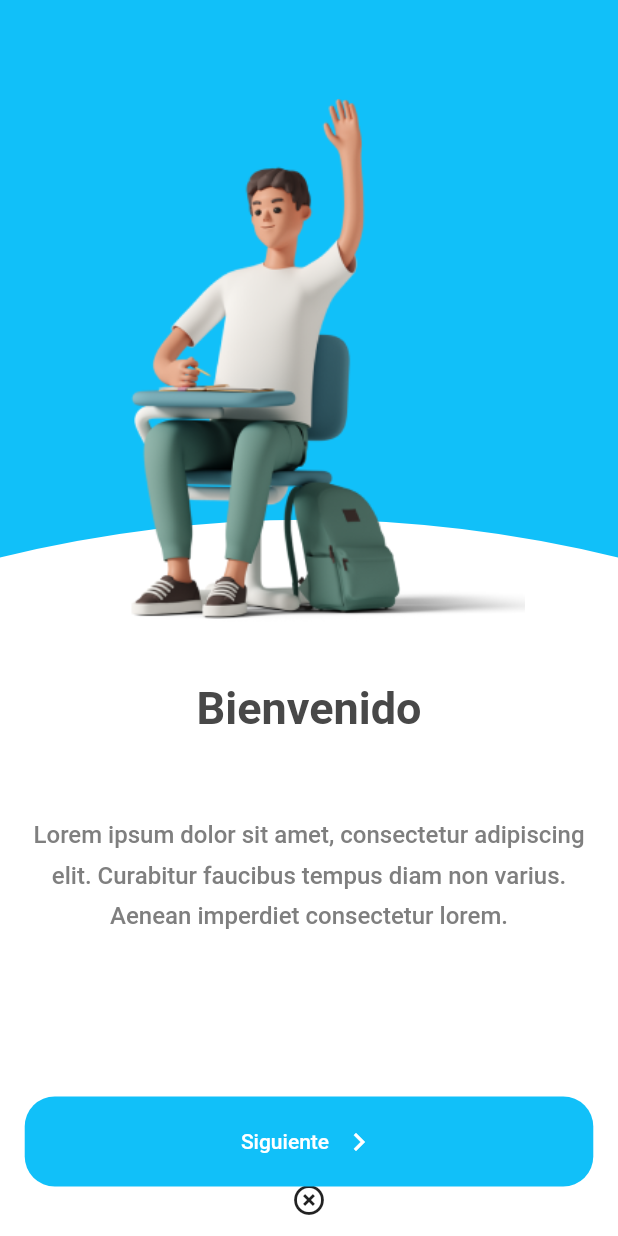
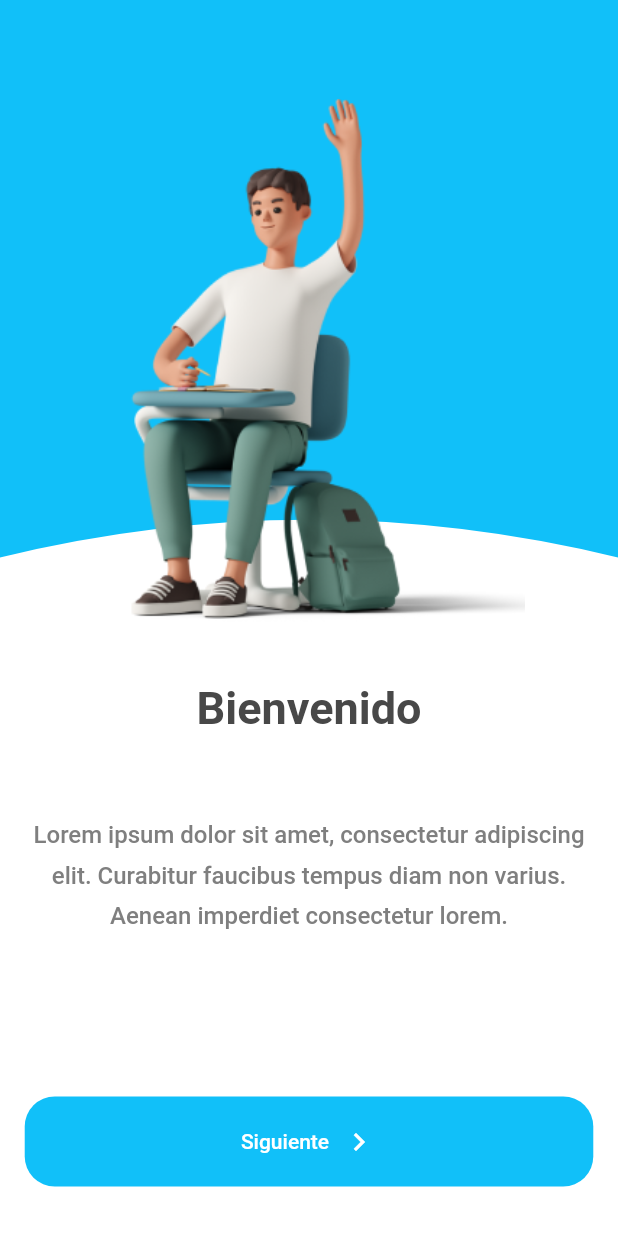
Before and after one commit to WebDev-UPQROO/picture-learning-flutter, a Flutter app: the screen it shows after launch, on a phone screen of 412 x 824 dp. Run offline on Flutter 3.47's test engine with Material 2 defaults, Android fonts, the phone set to English and light mode, and no system bars; our stand-ins replace shared_preferences; accounts and stored records are empty.

Commit message:
WelcomeApp (to fix button)

```diff
--- a/lib/screens/welcome_app/welcome_app_screen.dart
+++ b/lib/screens/welcome_app/welcome_app_screen.dart
@@ -5,6 +5,49 @@ import 'package:picture_learning/widgets/painters/painer_curve.dart';
 //for storing form state.
 class WelcomeAppScreen extends StatelessWidget {
   const WelcomeAppScreen({Key? key}) : super(key: key);
+
+  @override
+  Widget build(BuildContext context) {
+    Size size = MediaQuery.of(context).size;
+
+    return Scaffold(
+      body: PageView(
+        children: <Widget>[
+          WelcomePages(
+             imgOnTop: Image.asset('assets/img/welcome_man.png', height: size.height * 0.43,),
+             onRight: 0.15,
+             titleText: 'Bienvenido',
+             descText: 'Lorem ipsum dolor sit amet, consectetur adipiscing elit. Curabitur faucibus tempus diam non varius. Aenean imperdiet consectetur lorem.',
+
+          ),
+          WelcomePages(
+             imgOnTop: Image.asset('assets/img/welcome_icon.png', height: size.height * 0.47,),
+             onRight: 0.25,
+             titleText: 'Picture Learning',
+             descText: 'Lorem ipsum dolor sit amet, consectetur adipiscing elit. Curabitur faucibus tempus diam non varius. Aenean imperdiet consectetur lorem.',
+
+          )
+        ]
+      )
+    );
+  }
+}
+
+class WelcomePages extends StatelessWidget {
+
+  const WelcomePages({
+    Key? key,
+    required this.imgOnTop,
+    required this.onRight,
+    required this.titleText,
+    required this.descText,
+  })
+  : super(key: key);
+
+  final Widget imgOnTop;
+   final double onRight;
+  final String titleText;
+  final String descText;
 
   @override
   Widget build(BuildContext context) {
@@ -25,14 +68,10 @@ class WelcomeAppScreen extends StatelessWidget {
               ),
             ),
           ),
-          IconButton(onPressed: (){}, icon: Icon(Icons.highlight_off)),
           Positioned(
-            right: size.width * 0.15,
+            right: size.width * onRight,
             top: size.height * 0.08,
-            child: Image.asset(
-              'assets/img/welcome_man.png',
-              height: size.height * 0.43,
-            ),
+            child: imgOnTop
           ),
           const Spacer(),
           SafeArea(
@@ -43,7 +82,7 @@ class WelcomeAppScreen extends StatelessWidget {
                 children: [
                   SizedBox(height: size.height * 0.45),
                   Text(
-                    'Bienvenido',
+                    titleText,
                     textAlign: TextAlign.center,
                     style: TextStyle(
                       fontSize: Style.h2,
@@ -52,7 +91,7 @@ class WelcomeAppScreen extends StatelessWidget {
                     ),
                   ),
                   Text(
-                    'Lorem ipsum dolor sit amet, consectetur adipiscing elit. Curabitur faucibus tempus diam non varius. Aenean imperdiet consectetur lorem.',
+                    descText,
                     textAlign: TextAlign.center,
                     style: TextStyle(
                       fontSize: Style.h4,
```
Also changed, not shown: assets/img/welcome_icon.png (added), pubspec.lock, 1 other file.
